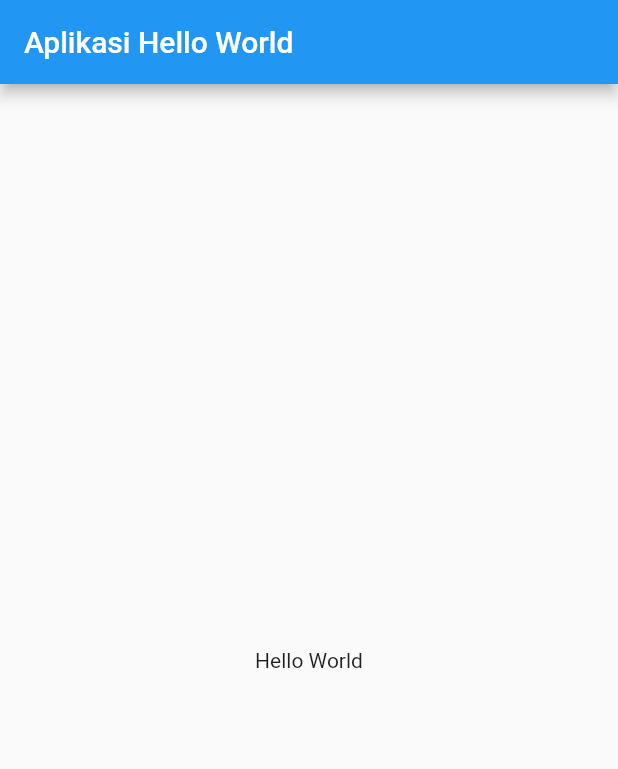
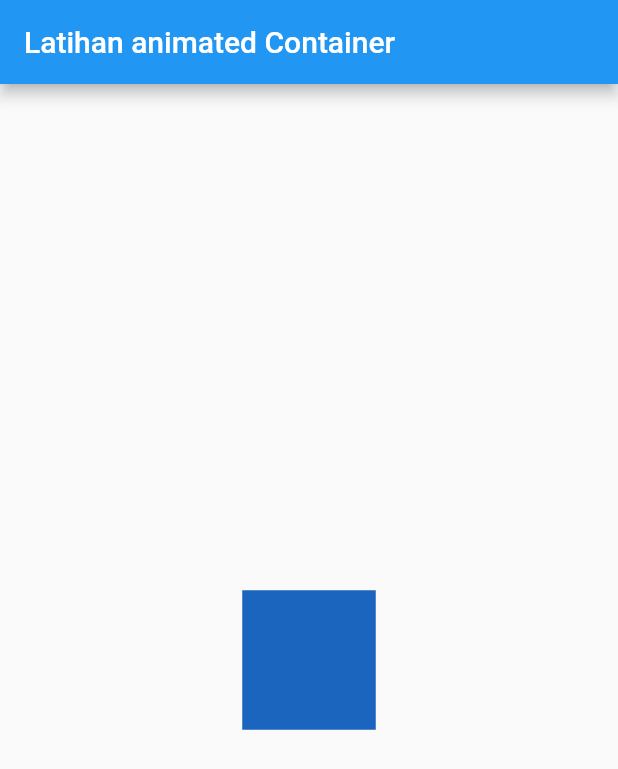
Before and after one commit to krisnachy/flutter_tutorial, a Flutter app: the screen it shows after launch, on a phone screen of 412 x 824 dp. Shown: the top 769 px of the screen. Run offline on Flutter 3.47's test engine with Material 2 defaults, Android fonts, the phone set to English and light mode, and no system bars.

Commit message:
Latihan gesture dan animated container

```diff
--- a/lib/main.dart
+++ b/lib/main.dart
@@ -1,22 +1,42 @@
+import 'dart:math';
+
 import 'package:flutter/material.dart';
 
 void main() {
   runApp(const MyApp());
 }
+//Animated container sama dengan kontainer tetapi menjadi animasi jika berubah propertinya
 
-class MyApp extends StatelessWidget {
+class MyApp extends StatefulWidget {
   const MyApp({Key key}) : super(key: key);
 
   @override
+  State<MyApp> createState() => _MyAppState();
+}
+
+class _MyAppState extends State<MyApp> {
+  Random random = Random();
+  @override
   Widget build(BuildContext context) {
-    //Material app adalah widget yg berisi data-data yg diperlukan oleh app yg menggunakan material design
     return MaterialApp(
-      //tampilan awal yang akan ditampilkan oleh material app
       home: Scaffold(
         appBar: AppBar(
-          title: const Text("Aplikasi Hello World"),
+          title: Text('Latihan animated Container'),
         ),
-        body: const Center(child: Text("Hello World")),
+        body: Center(
+          child: GestureDetector(
+            onTap: () {
+              setState(() {});
+            },
+            child: AnimatedContainer(
+              color: Color.fromARGB(255, random.nextInt(256),
+                  random.nextInt(256), random.nextInt(256)),
+              duration: Duration(seconds: 1),
+              width: 50.0 + random.nextInt(101),
+              height: 50.0 + random.nextInt(101),
+            ),
+          ),
+        ),
       ),
     );
   }
```
